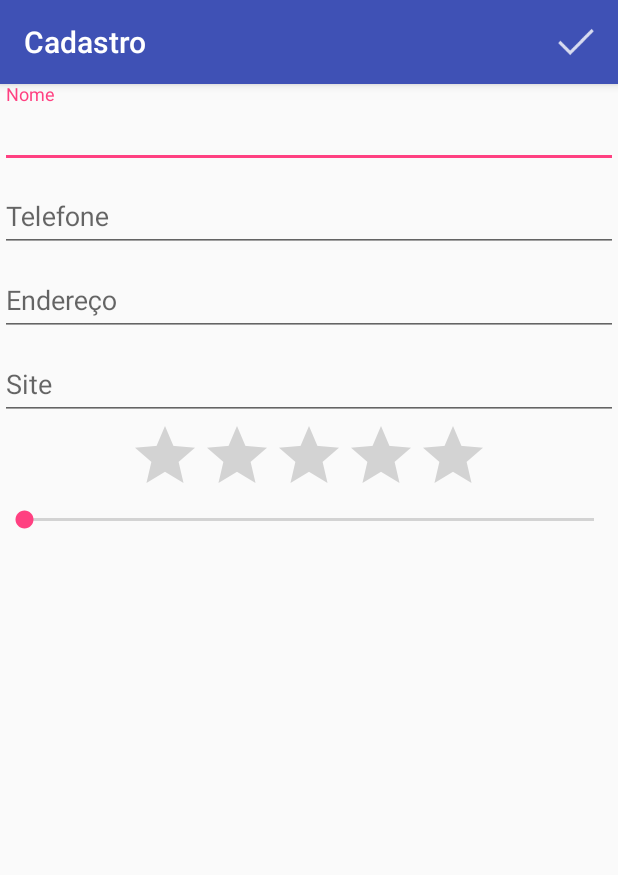
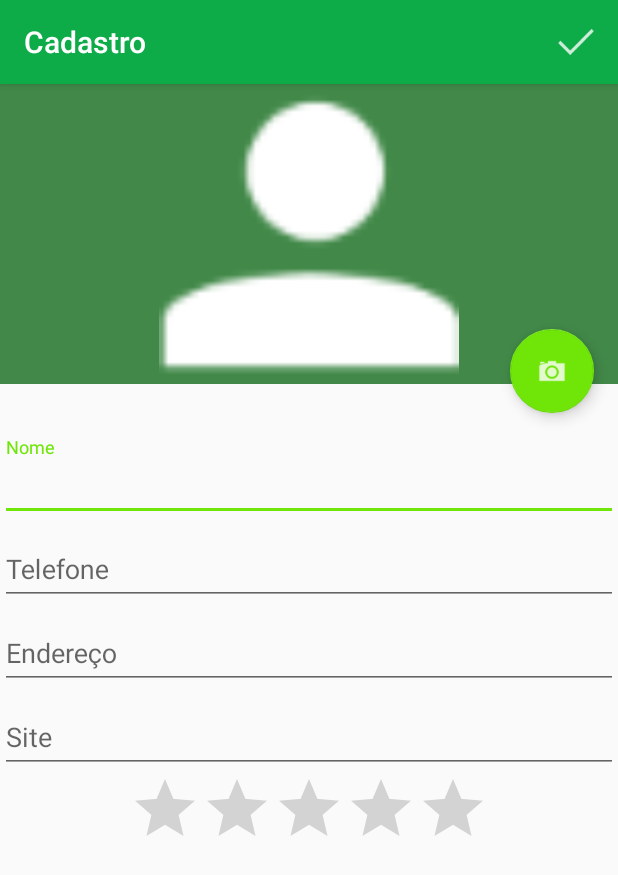
Before and after one commit to marcos-goes/ListaAlunosAndroid, an Android app: the screen it shows after launch (FormularioActivity), after a tap on an icon or button, on a phone screen of 412 x 824 dp. Shown: the top 875 px of the screen. Run offline under Robolectric (Android 15) with nearby library versions, the phone set to English and light mode, and no system bars; our stand-ins replace ButterKnife, Picasso; pictures from the network do not load.

Commit message:
Camera, GPS, Browser, Ligacao

```diff
--- a/app/build.gradle
+++ b/app/build.gradle
@@ -1,4 +1,5 @@
 apply plugin: 'com.android.application'
+apply plugin: 'android-apt'
 
 android {
     compileSdkVersion 25
@@ -27,4 +28,7 @@ dependencies {
     compile 'com.android.support:appcompat-v7:25.0.0'
     testCompile 'junit:junit:4.12'
     compile 'com.android.support:design:25.0.0'
+    compile 'com.squareup.picasso:picasso:2.5.2'
+    compile 'com.jakewharton:butterknife:8.4.0'
+    apt 'com.jakewharton:butterknife-compiler:8.4.0'
 }
--- a/app/src/main/AndroidManifest.xml
+++ b/app/src/main/AndroidManifest.xml
@@ -2,6 +2,10 @@
 <manifest xmlns:android="http://schemas.android.com/apk/res/android"
     package="br.com.caelum.cadastro">
 
+    <uses-permission android:name="android.permission.CALL_PHONE" />
+    <uses-permission android:name="android.permission.RECEIVE_SMS" />
+    <uses-permission android:name="android.permission.INTERNET" />
+    <uses-permission android:name="android.permission.WRITE_EXTERNAL_STORAGE" />
     <application
         android:allowBackup="true"
         android:icon="@drawable/ic_launcher"
--- a/app/src/main/java/br/com/caelum/cadastro/FormularioHelper.java
+++ b/app/src/main/java/br/com/caelum/cadastro/FormularioHelper.java
@@ -1,8 +1,18 @@
 package br.com.caelum.cadastro;
 
+import android.graphics.Bitmap;
+import android.graphics.BitmapFactory;
+import android.support.design.widget.FloatingActionButton;
 import android.support.design.widget.TextInputEditText;
+import android.widget.Button;
 import android.widget.EditText;
+import android.widget.ImageView;
 import android.widget.RatingBar;
+
+import com.squareup.picasso.Picasso;
+import com.squareup.picasso.RequestCreator;
+
+import java.io.File;
 
 import br.com.caelum.cadastro.modelo.Aluno;
 
@@ -13,6 +23,9 @@ public class FormularioHelper {
     private TextInputEditText inputEndereco;
     private TextInputEditText inputSite;
     private RatingBar ratingNota;
+    private ImageView imageFoto;
+    private FloatingActionButton buttonFoto;
+
 
     private Aluno aluno;
 
@@ -22,6 +35,8 @@ public class FormularioHelper {
         inputEndereco = (TextInputEditText) activity.findViewById(R.id.formulario_endereco);
         inputSite = (TextInputEditText) activity.findViewById(R.id.formulario_site);
         ratingNota = (RatingBar) activity.findViewById(R.id.formulario_rating);
+        imageFoto = (ImageView) activity.findViewById(R.id.formulario_foto);
+        buttonFoto = (FloatingActionButton) activity.findViewById(R.id.formulario_foto_button);
         aluno = new Aluno();
     }
 
@@ -30,7 +45,8 @@ public class FormularioHelper {
         aluno.setEndereco(inputEndereco.getText().toString());
         aluno.setTelefone(inputTelefone.getText().toString());
         aluno.setSite(inputSite.getText().toString());
-        aluno.setNota(Double.valueOf(ratingNota.getProgress()));
+        aluno.setNota((double) ratingNota.getRating());
+        aluno.setCaminhoFoto((String) imageFoto.getTag());
         return aluno;
     }
 
@@ -42,10 +58,29 @@ public class FormularioHelper {
         inputEndereco.setText(aluno.getEndereco());
         inputSite.setText(aluno.getSite());
         ratingNota.setRating(aluno.getNota().longValue());
+
+        if(aluno.getCaminhoFoto() != null && !aluno.getCaminhoFoto().isEmpty()){
+            carregaImagem(aluno.getCaminhoFoto());
+        }
     }
 
     public boolean validaNome(){
         return (inputNome != null && !inputNome.getText().toString().isEmpty());
+    }
+
+    public FloatingActionButton getBotaoFoto(){
+        return buttonFoto;
+    }
+
+    public void carregaImagem(String pathImagem){
+
+        //Picasso.with(Context.).load(new File(pathImagem)).into(imageFoto);
+
+        Bitmap imagem = BitmapFactory.decodeFile(pathImagem);
+        Bitmap imagemReduzida = Bitmap.createScaledBitmap(imagem, imagem.getWidth(), 200, true);
+        imageFoto.setImageBitmap(imagemReduzida);
+        imageFoto.setTag(pathImagem);
+        imageFoto.setScaleType(ImageView.ScaleType.FIT_XY);
     }
 
     public void mostraErro(){
--- /dev/null
+++ b/app/src/main/java/br/com/caelum/cadastro/Permissao.java
@@ -0,0 +1,42 @@
+package br.com.caelum.cadastro;
+
+
+import android.Manifest;
+import android.app.Activity;
+import android.content.pm.PackageManager;
+import android.os.Build;
+
+import java.util.ArrayList;
+
+public class Permissao {
+
+    private static final int CODE = 123;
+    private static ArrayList<String> listaPermissoes = new ArrayList<>();
+
+    public static void fazPermissao(Activity activity){
+        String[] permissoes = {
+                Manifest.permission.CALL_PHONE,
+                Manifest.permission.RECEIVE_SMS,
+                Manifest.permission.INTERNET,
+                Manifest.permission.WRITE_EXTERNAL_STORAGE};
+
+        if(Build.VERSION.SDK_INT >= Build.VERSION_CODES.M) {
+            for (String permissao : permissoes) {
+                if (activity.checkSelfPermission(permissao) != PackageManager.PERMISSION_GRANTED)
+                    listaPermissoes.add(permissao);
+            }
+            request(activity);
+        }
+    }
+
+    private static void request(Activity activity){
+        String[] array = listaPermissoes.toArray(new String[]{});
+        if(listaPermissoes.size() > 0) {
+            if(Build.VERSION.SDK_INT >= Build.VERSION_CODES.M) {
+                activity.requestPermissions(array, CODE);
+            }
+        }
+
+    }
+
+}
--- a/app/src/main/java/br/com/caelum/cadastro/dao/AlunoDao.java
+++ b/app/src/main/java/br/com/caelum/cadastro/dao/AlunoDao.java
@@ -14,7 +14,7 @@ import br.com.caelum.cadastro.modelo.Aluno;
 
 public class AlunoDao extends SQLiteOpenHelper{
 
-    private static final int VERSAO = 1;
+    private static final int VERSAO = 2;
     private static final String TABELA = "ALUNO";
     private static final String DATABASE = "CadastroAlunos";
 
@@ -38,9 +38,10 @@ public class AlunoDao extends SQLiteOpenHelper{
 
     @Override
     public void onUpgrade(SQLiteDatabase db, int versaoAntiga, int versaoNova) {
-        String sql = " DROP TABLE IF EXISTS " + TABELA;
+        //String sql = " DROP TABLE IF EXISTS " + TABELA;
+        String sql = " ALTER TABLE " + TABELA + " ADD COLUMN foto TEXT;";
         db.execSQL(sql);
-        onCreate(db);
+        //onCreate(db);
         //db.close();
     }
 
@@ -52,6 +53,7 @@ public class AlunoDao extends SQLiteOpenHelper{
         values.put("endereco", aluno.getEndereco());
         values.put("site", aluno.getSite());
         values.put("nota", aluno.getNota());
+        values.put("foto", aluno.getCaminhoFoto());
 
         return values;
     }
@@ -79,6 +81,7 @@ public class AlunoDao extends SQLiteOpenHelper{
             aluno.setEndereco(cursor.getString(cursor.getColumnIndex("endereco")));
             aluno.setSite(cursor.getString(cursor.getColumnIndex("site")));
             aluno.setNota(cursor.getDouble(cursor.getColumnIndex("nota")));
+            aluno.setCaminhoFoto(cursor.getString(cursor.getColumnIndex("foto")));
             lista.add(aluno);
         }
 
--- a/app/src/main/java/br/com/caelum/cadastro/modelo/Aluno.java
+++ b/app/src/main/java/br/com/caelum/cadastro/modelo/Aluno.java
@@ -10,6 +10,7 @@ public class Aluno implements Serializable {
     private String endereco;
     private String site;
     private Double nota;
+    private String caminhoFoto;
 
     public Long getId() {
         return id;
@@ -59,6 +60,11 @@ public class Aluno implements Serializable {
         this.nota = nota;
     }
 
+    public String getCaminhoFoto() { return caminhoFoto;}
+
+    public void setCaminhoFoto(String caminhoFoto) { this.caminhoFoto = caminhoFoto;}
+
+
     @Override
     public String toString(){
         return id.toString() + " - " + nome;
--- a/app/src/main/res/layout/activity_formulario.xml
+++ b/app/src/main/res/layout/activity_formulario.xml
@@ -1,5 +1,6 @@
 <?xml version="1.0" encoding="utf-8"?>
 <ScrollView xmlns:android="http://schemas.android.com/apk/res/android"
+    xmlns:app="http://schemas.android.com/apk/res-auto"
     android:layout_width="match_parent"
     android:layout_height="match_parent">
 
@@ -7,6 +8,33 @@
         android:layout_width="match_parent"
         android:layout_height="wrap_content"
         android:orientation="vertical">
+
+        <android.support.design.widget.CoordinatorLayout
+            android:layout_width="match_parent"
+            android:layout_height="235dp">
+
+            <ImageView
+                android:layout_width="match_parent"
+                android:layout_height="200dp"
+                android:id="@+id/formulario_foto"
+                android:background="#428949"
+                android:src="@drawable/ic_no_image"
+                />
+
+            <android.support.design.widget.FloatingActionButton
+                android:id="@+id/formulario_foto_button"
+                android:layout_width="56dp"
+                android:layout_height="56dp"
+                android:elevation="10dp"
+                android:layout_marginBottom="16dp"
+                android:layout_marginRight="16dp"
+                android:src="@drawable/ic_camera"
+                android:layout_gravity="bottom|right"
+                />
+
+
+        </android.support.design.widget.CoordinatorLayout>
+
 
         <android.support.design.widget.TextInputLayout
             android:layout_width="match_parent"
@@ -61,12 +89,12 @@
             android:id="@+id/formulario_rating"
             android:numStars="5"/>
 
-        <SeekBar
-            android:layout_width="match_parent"
-            android:layout_height="wrap_content"
-            android:layout_gravity="center_horizontal"
-            android:max="10"
-            android:id="@+id/formulario_seek"/>
+        <!--<SeekBar-->
+            <!--android:layout_width="match_parent"-->
+            <!--android:layout_height="wrap_content"-->
+            <!--android:layout_gravity="center_horizontal"-->
+            <!--android:max="10"-->
+            <!--android:id="@+id/formulario_seek"/>-->
 <!--
         <Button
             android:layout_width="match_parent"
--- a/app/src/main/res/layout/activity_lista_alunos.xml
+++ b/app/src/main/res/layout/activity_lista_alunos.xml
@@ -17,8 +17,8 @@
         android:elevation="10dp"
         android:layout_marginBottom="16dp"
         android:layout_marginRight="16dp"
-        android:background="@drawable/fundo"
-        android:layout_gravity="bottom"
+        android:src="@drawable/plius"
+        android:layout_gravity="bottom|right"
         />
     <!--
         <Button
--- a/app/src/main/res/values/colors.xml
+++ b/app/src/main/res/values/colors.xml
@@ -1,6 +1,6 @@
 <?xml version="1.0" encoding="utf-8"?>
 <resources>
-    <color name="colorPrimary">#3F51B5</color>
-    <color name="colorPrimaryDark">#303F9F</color>
-    <color name="colorAccent">#FF4081</color>
+    <color name="colorPrimary">#0eab49</color>
+    <color name="colorPrimaryDark">#428949</color>
+    <color name="colorAccent">#6fe608</color>
 </resources>
--- a/build.gradle
+++ b/build.gradle
@@ -6,6 +6,7 @@ buildscript {
     }
     dependencies {
         classpath 'com.android.tools.build:gradle:2.2.2'
+        classpath 'com.neenbedankt.gradle.plugins:android-apt:1.8'
 
         // NOTE: Do not place your application dependencies here; they belong
         // in the individual module build.gradle files
```
Also changed, not shown: app/src/main/java/br/com/caelum/cadastro/FormularioActivity.java (+45 -0 lines), app/src/main/java/br/com/caelum/cadastro/ListaAlunosActivity.java (+76 -4 lines), app/src/main/res/drawable/plius.png (added).
